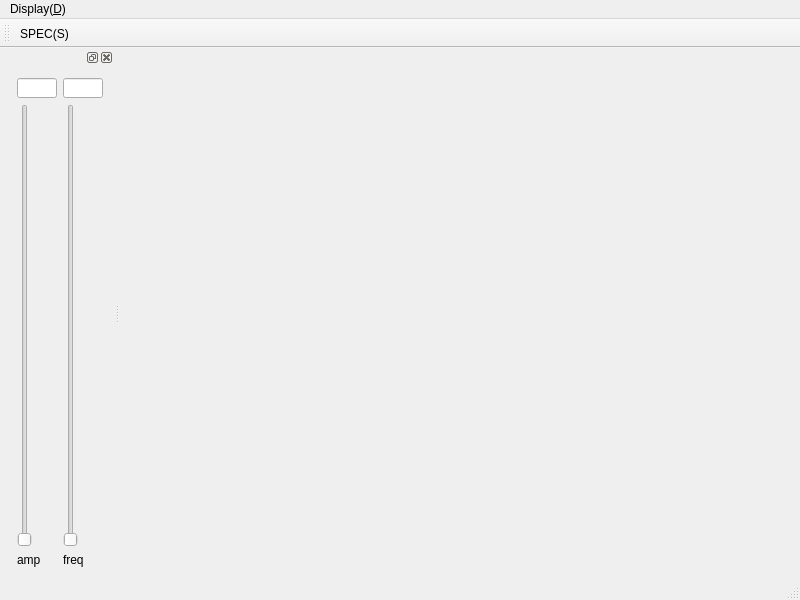
zhouxinlzu/Qt_sdr, file kc_sdr/mainwindow.ui: the form before one commit.
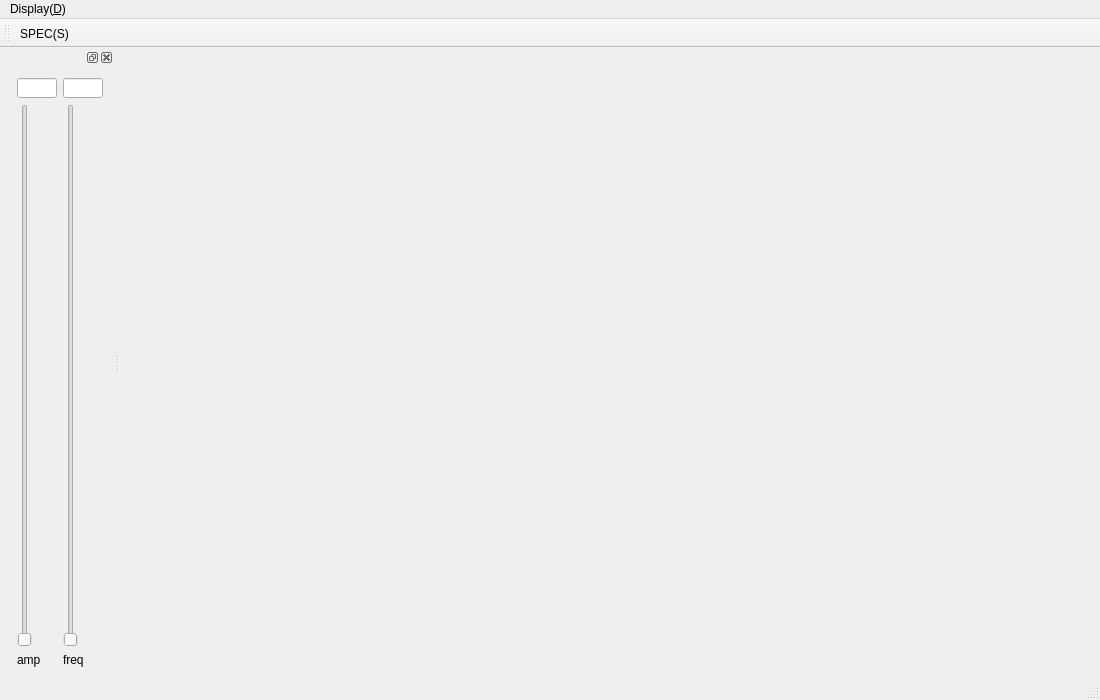
The form after the commit. Icons and pictures are not drawn. Custom widgets are drawn as their Qt base class.

What changed in the file:
```diff
--- a/kc_sdr/mainwindow.ui
+++ b/kc_sdr/mainwindow.ui
@@ -6,8 +6,8 @@
    <rect>
     <x>0</x>
     <y>0</y>
-    <width>800</width>
-    <height>600</height>
+    <width>1100</width>
+    <height>700</height>
    </rect>
   </property>
   <property name="windowTitle">
@@ -19,8 +19,8 @@
     <rect>
      <x>0</x>
      <y>0</y>
-     <width>800</width>
-     <height>22</height>
+     <width>1100</width>
+     <height>23</height>
     </rect>
    </property>
    <widget class="QMenu" name="menuDisplay_D">
```
